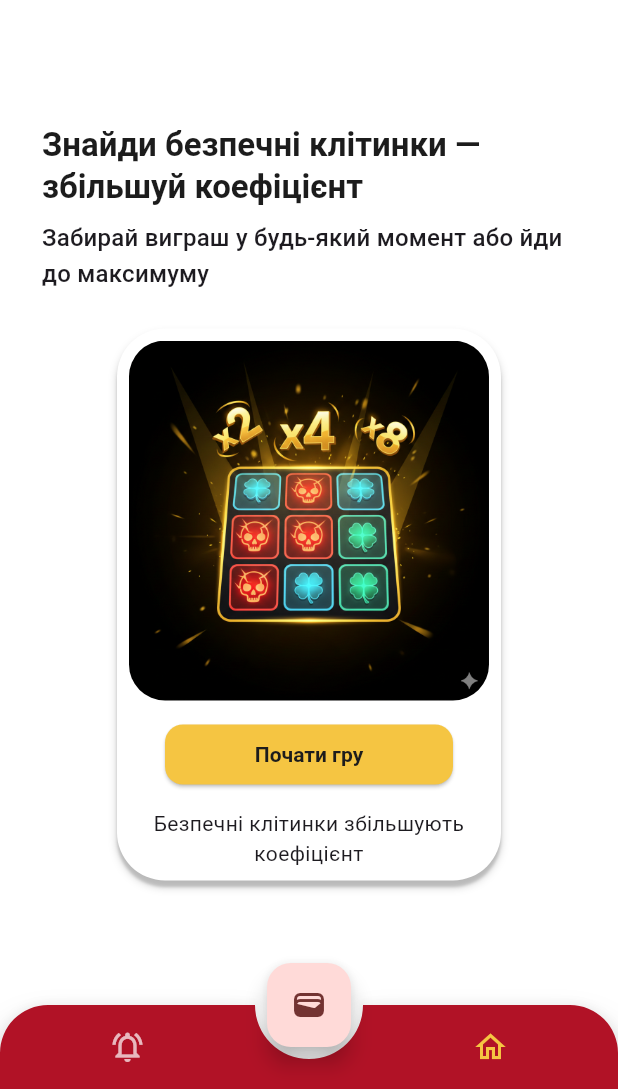
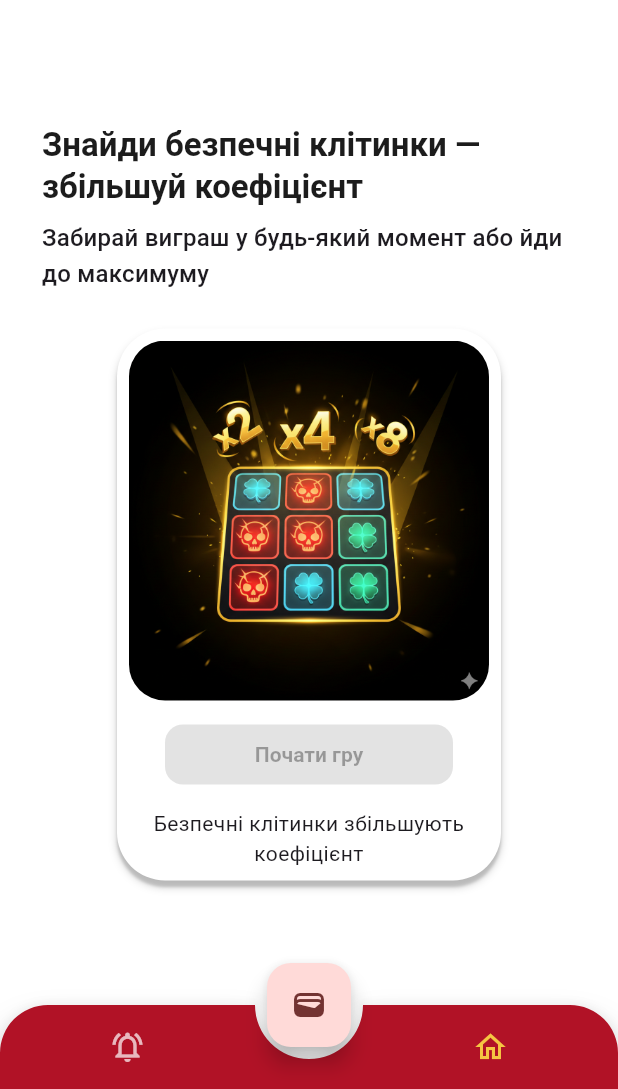
Before and after one commit to Vladus27/lucky-money-game, a Flutter app: the screen it shows after launch, on a phone screen of 412 x 824 dp, the part 147-1236 px from its top. Run offline on Flutter 3.47's test engine with Material 3 defaults, Android fonts, the phone set to English and light mode, and no system bars; drawn by our look-alikes of animated_bottom_navigation_bar; our stand-ins replace dio, flutter_dotenv, flutter_riverpod, flutter_secure_storage, google_fonts.

Commit message:
locked home screen for unauth users via token

```diff
--- a/lucky_money_app/lib/features/home/widgets/home_content.dart
+++ b/lucky_money_app/lib/features/home/widgets/home_content.dart
@@ -3,14 +3,23 @@ import 'package:lucky_money_app/common/constant/home_strings.dart';
 
 import 'package:lucky_money_app/common/constant/image_constants.dart';
 import 'package:lucky_money_app/common/widgets/box_shadow.dart';
+import 'package:lucky_money_app/repo/secure_storage_service.dart';
 
 class HomeContent extends StatelessWidget {
   const HomeContent({super.key});
 
   @override
   Widget build(BuildContext context) {
-    final bool isAuthenticated = 1 == 1;
+    final storage = SecureStorageService();
+
     final theme = Theme.of(context);
+    return FutureBuilder(
+      future: storage.getToken(),
+      builder: (context, asyncSnapshot) {
+        if (asyncSnapshot.connectionState == ConnectionState.waiting) {
+          return const Center(child: CircularProgressIndicator());
+        }
+        final bool isAuthenticated = asyncSnapshot.data != null;
         return Padding(
           padding: const EdgeInsets.symmetric(horizontal: 28.0),
           child: Column(
@@ -54,14 +63,20 @@ class HomeContent extends StatelessWidget {
                                 ),
                                 onPressed: isAuthenticated
                                     ? () {
-                                    Navigator.pushNamed(context, '/my-gane');
+                                        Navigator.pushNamed(
+                                          context,
+                                          '/my-gane',
+                                        );
                                       }
                                     : null,
                                 child: const Text(homeLabelBtn),
                               ),
                             ),
                           ),
-                      const Text(homeLabelCard, textAlign: TextAlign.center),
+                          const Text(
+                            homeLabelCard,
+                            textAlign: TextAlign.center,
+                          ),
                         ],
                       ),
                     ),
@@ -71,5 +86,7 @@ class HomeContent extends StatelessWidget {
             ],
           ),
         );
+      },
+    );
   }
 }
--- a/lucky_money_app/lib/features/home/widgets/home_fab_widget.dart
+++ b/lucky_money_app/lib/features/home/widgets/home_fab_widget.dart
@@ -1,15 +1,25 @@
 import 'package:flutter/material.dart';
+import 'package:lucky_money_app/repo/secure_storage_service.dart';
 
 class HomeFabWidget extends StatelessWidget {
   const HomeFabWidget({super.key});
 
   @override
   Widget build(BuildContext context) {
-    return FloatingActionButton(
-      onPressed: () {
-        Navigator.pushNamed(context, '/game');
+    final storage = SecureStorageService();
+    return FutureBuilder(
+      future: storage.getToken(),
+      builder: (context, asyncSnapshot) {
+        final isAuthenticated = asyncSnapshot.data != null;
+        return FloatingActionButton(
+          onPressed: isAuthenticated
+              ? () {
+                  Navigator.pushNamed(context, '/game');
+                }
+              : null,
+          child: const Icon(Icons.wallet_rounded),
+        );
       },
-      child: const Icon(Icons.wallet_rounded),
     );
   }
 }
```
Also changed, not shown: lucky_money_app/lib/features/history/view/history_screen.dart (+27 -15 lines). Lines whose indentation alone changed are shown as unchanged.
